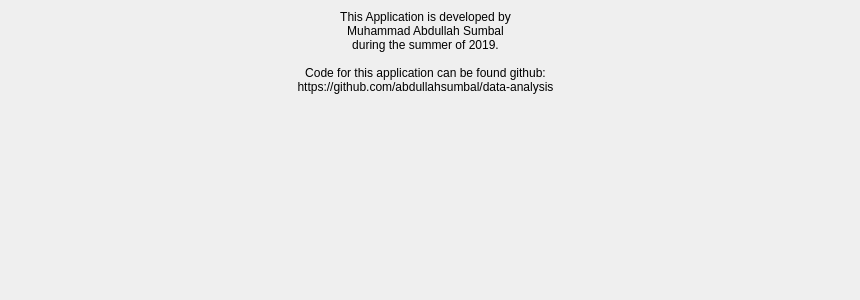
First picture: the form in karlie/view/github.ui, repository abdullahsumbal/data-analysis, before the edit.
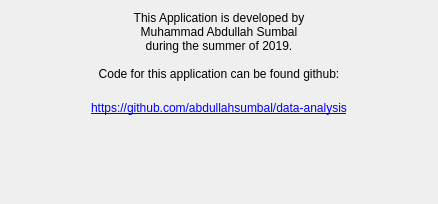
Second picture: the form after the edit.

Commit message: github link clickable

```diff
--- a/karlie/view/github.ui
+++ b/karlie/view/github.ui
@@ -6,34 +6,60 @@
    <rect>
     <x>0</x>
     <y>0</y>
-    <width>860</width>
-    <height>300</height>
+    <width>438</width>
+    <height>204</height>
    </rect>
   </property>
   <property name="windowTitle">
    <string>GitHub</string>
   </property>
+  <layout class="QGridLayout" name="gridLayout_2">
+   <item row="0" column="0">
+    <layout class="QGridLayout" name="gridLayout">
+     <item row="1" column="0">
+      <widget class="QLabel" name="label_2">
+       <property name="text">
+        <string>&lt;html&gt;&lt;head/&gt;&lt;body&gt;&lt;p&gt;&lt;a href=&quot;https://github.com/abdullahsumbal/data-analysis&quot;&gt;&lt;span style=&quot; text-decoration: underline; color:#0000ff;&quot;&gt;https://github.com/abdullahsumbal/data-analysis&lt;/span&gt;&lt;/a&gt;&lt;/p&gt;&lt;/body&gt;&lt;/html&gt;</string>
+       </property>
+       <property name="alignment">
+        <set>Qt::AlignCenter</set>
+       </property>
+       <property name="openExternalLinks">
+        <bool>true</bool>
+       </property>
+      </widget>
+     </item>
+     <item row="0" column="0">
   <widget class="QLabel" name="label">
-   <property name="geometry">
-    <rect>
-     <x>10</x>
-     <y>10</y>
-     <width>831</width>
-     <height>281</height>
-    </rect>
-   </property>
    <property name="text">
     <string>This Application is developed by
 Muhammad Abdullah Sumbal
 during the summer of 2019.
 
 Code for this application can be found github:
-https://github.com/abdullahsumbal/data-analysis</string>
+</string>
    </property>
    <property name="alignment">
     <set>Qt::AlignHCenter|Qt::AlignTop</set>
    </property>
   </widget>
+     </item>
+     <item row="2" column="0">
+      <spacer name="verticalSpacer">
+       <property name="orientation">
+        <enum>Qt::Vertical</enum>
+       </property>
+       <property name="sizeHint" stdset="0">
+        <size>
+         <width>20</width>
+         <height>40</height>
+        </size>
+       </property>
+      </spacer>
+     </item>
+    </layout>
+   </item>
+  </layout>
  </widget>
  <resources/>
  <connections/>
```
Lines whose indentation alone changed are shown as unchanged. The commit also changes 4 other files.
